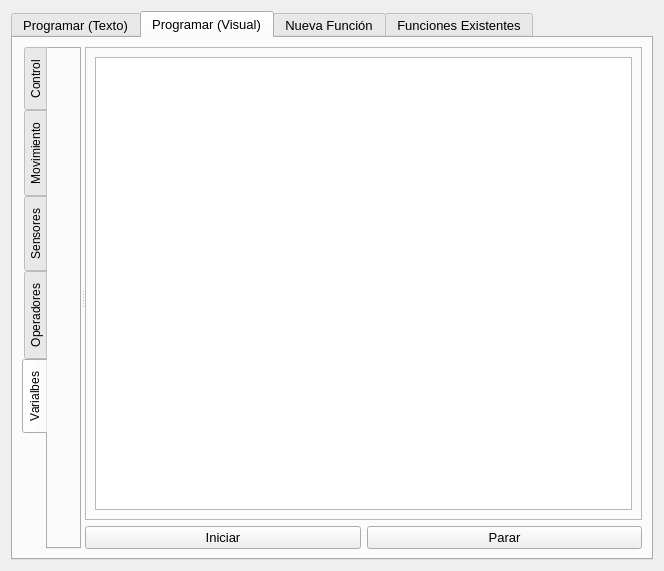
robocomp/LearnBlock, file learnbot_dsl/learnbotCode/guis/gui.ui: the form before one commit.
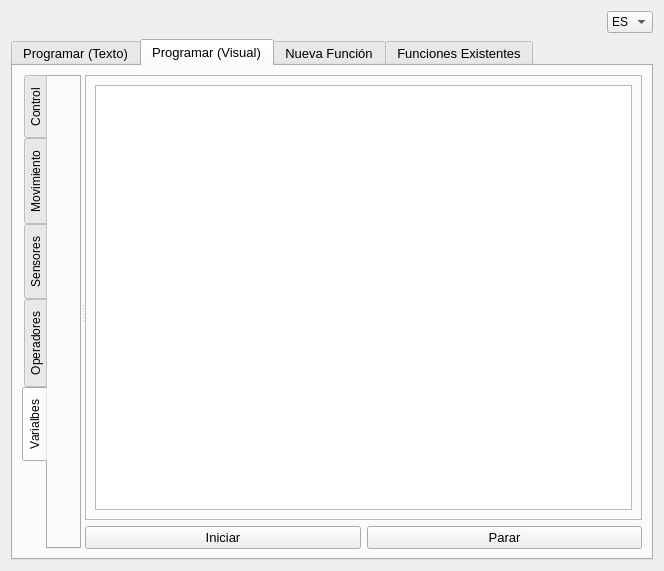
The form after the commit.

Commit message: Added language selector

Diff of the .ui file:
```diff
--- a/learnbot_dsl/learnbotCode/guis/gui.ui
+++ b/learnbot_dsl/learnbotCode/guis/gui.ui
@@ -14,7 +14,7 @@
    <string>Dialog</string>
   </property>
   <layout class="QGridLayout" name="gridLayout_2">
-   <item row="0" column="0">
+   <item row="1" column="0">
     <widget class="QTabWidget" name="Tabwi">
      <property name="font">
       <font>
@@ -314,6 +314,43 @@
      </widget>
     </widget>
    </item>
+   <item row="0" column="0">
+    <layout class="QHBoxLayout" name="horizontalLayout_2">
+     <item>
+      <spacer name="horizontalSpacer">
+       <property name="orientation">
+        <enum>Qt::Horizontal</enum>
+       </property>
+       <property name="sizeHint" stdset="0">
+        <size>
+         <width>40</width>
+         <height>20</height>
+        </size>
+       </property>
+      </spacer>
+     </item>
+     <item>
+      <widget class="QComboBox" name="language">
+       <property name="maximumSize">
+        <size>
+         <width>85</width>
+         <height>27</height>
+        </size>
+       </property>
+       <item>
+        <property name="text">
+         <string>ES</string>
+        </property>
+       </item>
+       <item>
+        <property name="text">
+         <string>EN</string>
+        </property>
+       </item>
+      </widget>
+     </item>
+    </layout>
+   </item>
   </layout>
  </widget>
  <resources/>
```
The commit also changes 15 other files.
